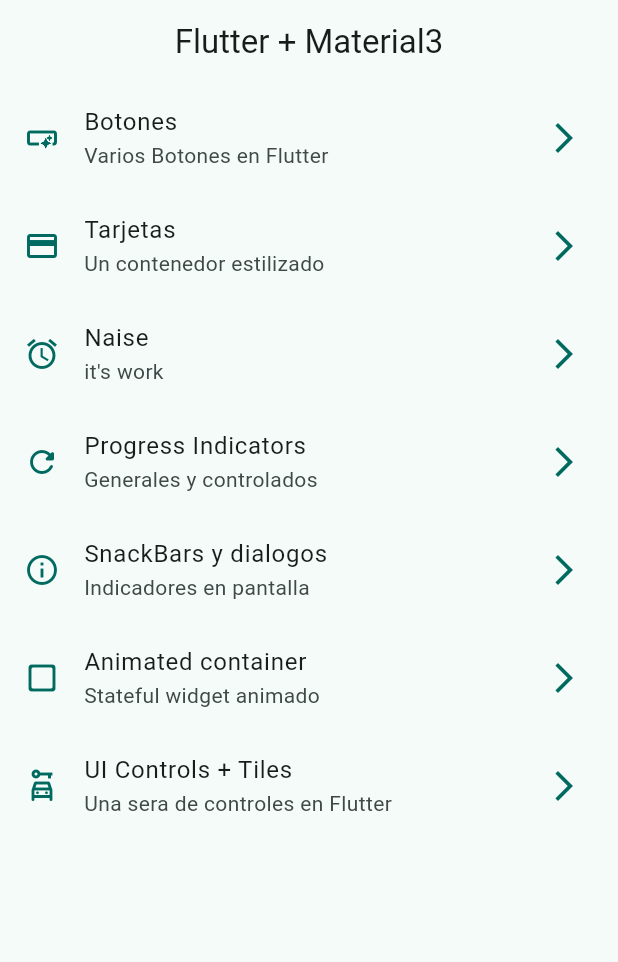
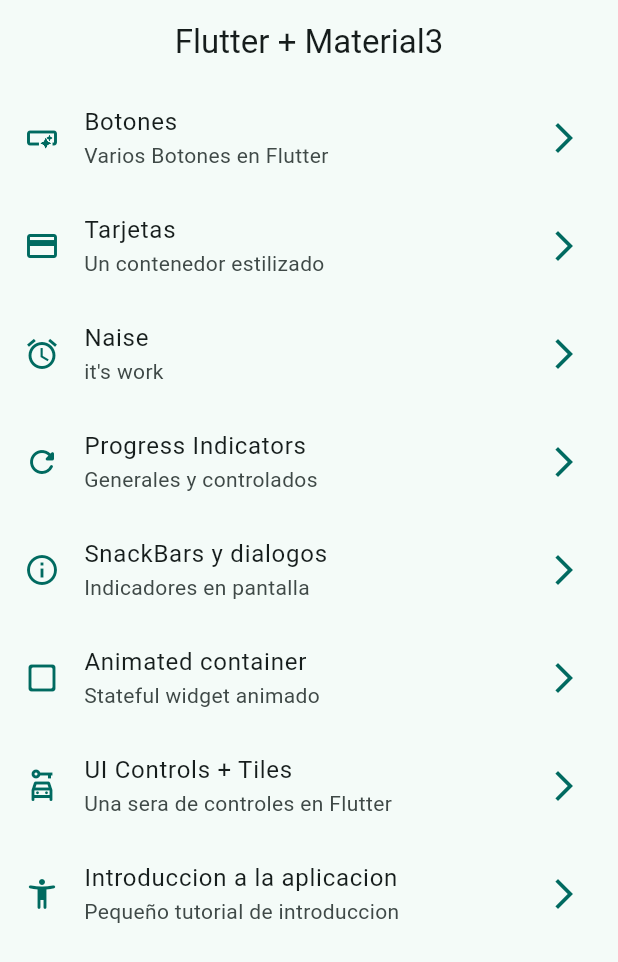
Before and after one commit to JAMM0118/widgets_app, a Flutter app: the screen it shows after launch, on a phone screen of 412 x 824 dp. Shown: the top 962 px of the screen. Run offline on Flutter 3.47's test engine with Material 2 defaults, Android fonts, the phone set to English and light mode, and no system bars; our stand-ins replace go_router.

Commit message:
Apptutorial implementaciones parciales

```diff
--- a/lib/config/menu/menu_items.dart
+++ b/lib/config/menu/menu_items.dart
@@ -66,5 +66,12 @@ const appMenuItems = <MenuItem>[
     icon: Icons.car_rental_outlined
     ),
 
+    MenuItem(
+    title: "Introduccion a la aplicacion",
+    subTitle: "Pequeño tutorial de introduccion",
+    link: "/app_tutorial",
+    icon: Icons.accessibility_new_rounded
+    ),
+
 
 ];
--- a/lib/config/router/app_router.dart
+++ b/lib/config/router/app_router.dart
@@ -45,8 +45,8 @@ final appRouter = GoRouter(
       builder: (context, state) => const AnimatedScreen(),
     ),
      GoRoute(
-      path: "/ui_controls",
-      builder: (context, state) => const UiControlsScreen(),
+      path: "/app_tutorial",
+      builder: (context, state) => const AppTutorialScreen(),
     )
   ],
 );
--- a/lib/presetation/screens/app_tutorial/app_tutorial_screen.dart
+++ b/lib/presetation/screens/app_tutorial/app_tutorial_screen.dart
@@ -7,6 +7,6 @@ class AppTutorialScreen extends StatelessWidget {
 
   @override
   Widget build(BuildContext context) {
-    return Container();
+    return Placeholder();
   }
 }
```
